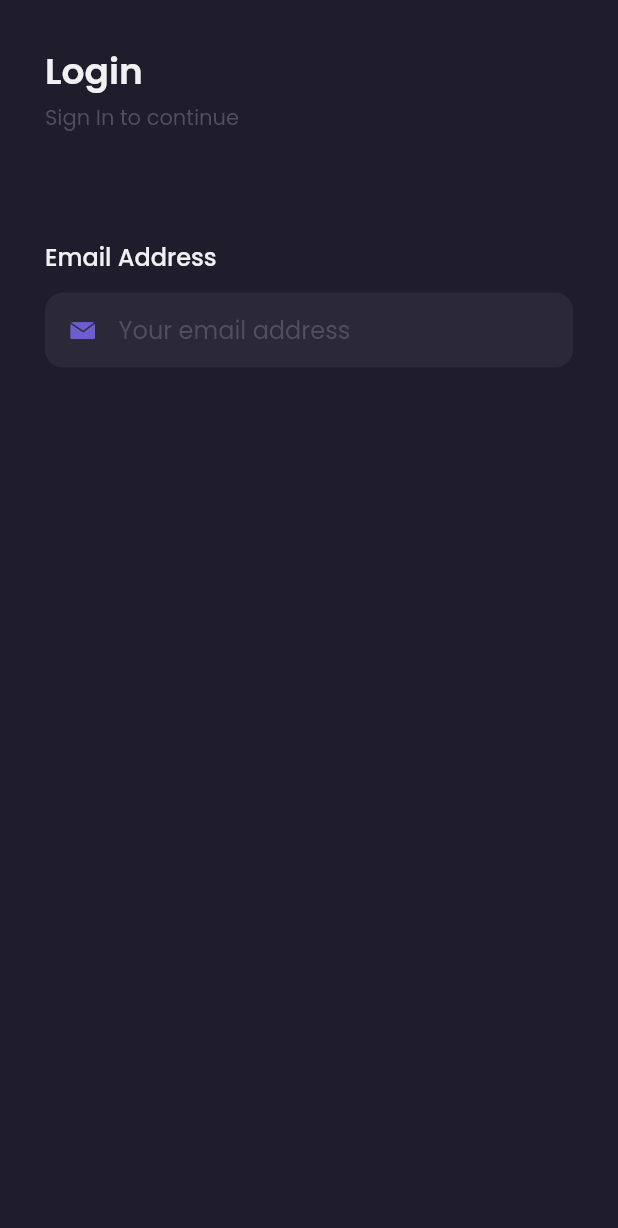
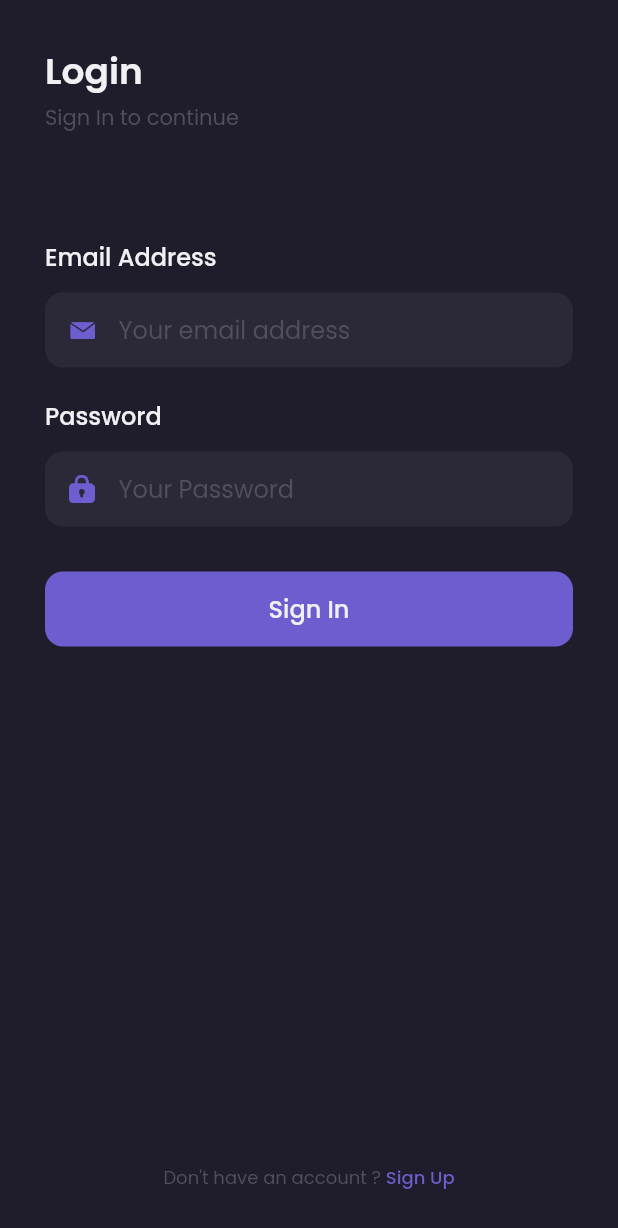
Before and after one commit to Ardiansahhh/ShamoApp, a Flutter app: the screen it shows after launch, on a phone screen of 412 x 824 dp. Shown: the top 1228 px of the screen. Run offline on Flutter 3.47's test engine with Material 2 defaults, Android fonts, the phone set to English and light mode, and no system bars; our stand-ins replace google_fonts.

Commit message:
move code widget in sign in page to folder widget

```diff
--- a/lib/pages/sign_in_page.dart
+++ b/lib/pages/sign_in_page.dart
@@ -1,91 +1,32 @@
 import 'package:flutter/material.dart';
 import 'package:shamo/theme.dart';
+import 'package:shamo/widgets/footer.dart';
+import 'package:shamo/widgets/password.dart';
+import 'package:shamo/widgets/sign_in_button.dart';
+import '../widgets/email.dart';
+import '../widgets/header.dart';
 
 class SignIn extends StatelessWidget {
   const SignIn({Key? key}) : super(key: key);
 
   @override
   Widget build(BuildContext context) {
-    Widget header() {
-      return Container(
-        margin: EdgeInsets.only(top: 30.0),
-        child: Column(
-          crossAxisAlignment: CrossAxisAlignment.start,
-          children: [
-            Text(
-              "Login",
-              style: primaryTextStyle.copyWith(
-                fontSize: 24,
-                fontWeight: semiBold,
-              ),
-            ),
-            SizedBox(height: 2),
-            Text(
-              'Sign In to continue',
-              style: subtitleTextStyle,
-            ),
-          ],
-        ),
-      );
-    }
-
-    Widget emailInput() {
-      return Container(
-        margin: EdgeInsets.only(top: 70),
-        child: Column(
-          crossAxisAlignment: CrossAxisAlignment.start,
-          children: [
-            Text(
-              "Email Address",
-              style:
-                  primaryTextStyle.copyWith(fontSize: 16, fontWeight: medium),
-            ),
-            SizedBox(height: 12),
-            Container(
-              height: 50,
-              padding: EdgeInsets.symmetric(
-                horizontal: 16,
-              ),
-              decoration: BoxDecoration(
-                color: bgColor2,
-                borderRadius: BorderRadius.circular(12),
-              ),
-              child: Center(
-                child: Row(
-
-                  children: [
-                    Image.asset(
-                      'assets/icons/icon_email.png',
-                      width: 17.0,
-                    ),
-                    SizedBox(width: 16),
-                    Expanded(
-                      child: TextFormField(
-                        style: primaryTextStyle,
-                        decoration: InputDecoration.collapsed(
-                          hintText: 'Your email address',
-                          hintStyle: subtitleTextStyle,
-                          fillColor: primaryColor
-                        ),
-                      ),
-                    ),
-                  ],
-                ),
-              ),
-            )
-          ],
-        ),
-      );
-    }
-
     return Scaffold(
+      resizeToAvoidBottomInset: false,
         backgroundColor: bgColor1,
         body: SafeArea(
           child: Container(
             margin: EdgeInsets.symmetric(horizontal: defaultMargin),
             child: Column(
               crossAxisAlignment: CrossAxisAlignment.start,
-              children: [header(), emailInput()],
+              children: [
+                header(),
+                emailInput(),
+                PasswordInput(),
+                SignInButton(),
+                Spacer(),
+                footer()
+              ],
             ),
           ),
         ));
--- a/lib/theme.dart
+++ b/lib/theme.dart
@@ -29,6 +29,10 @@ TextStyle subtitleTextStyle = GoogleFonts.poppins(
   color: subtitleColor,
 );
 
+TextStyle purpleTextStyle = GoogleFonts.poppins(
+  color: primaryColor,
+);
+
 FontWeight light    = FontWeight.w300;
 FontWeight regular  = FontWeight.w400;
 FontWeight medium   = FontWeight.w500;
--- /dev/null
+++ b/lib/widgets/email.dart
@@ -0,0 +1,51 @@
+import 'package:flutter/material.dart';
+import '../theme.dart';
+
+Widget emailInput() {
+      return Container(
+        margin: EdgeInsets.only(top: 70),
+        child: Column(
+          crossAxisAlignment: CrossAxisAlignment.start,
+          children: [
+            Text(
+              "Email Address",
+              style:
+                  primaryTextStyle.copyWith(fontSize: 16, fontWeight: medium),
+            ),
+            SizedBox(height: 12),
+            Container(
+              height: 50,
+              padding: EdgeInsets.symmetric(
+                horizontal: 16,
+              ),
+              decoration: BoxDecoration(
+                color: bgColor2,
+                borderRadius: BorderRadius.circular(12),
+              ),
+              child: Center(
+                child: Row(
+
+                  children: [
+                    Image.asset(
+                      'assets/icons/icon_email.png',
+                      width: 17.0,
+                    ),
+                    SizedBox(width: 16),
+                    Expanded(
+                      child: TextFormField(
+                        style: primaryTextStyle,
+                        decoration: InputDecoration.collapsed(
+                          hintText: 'Your email address',
+                          hintStyle: subtitleTextStyle,
+                          fillColor: primaryColor
+                        ),
+                      ),
+                    ),
+                  ],
+                ),
+              ),
+            )
+          ],
+        ),
+      );
+    }
--- /dev/null
+++ b/lib/widgets/footer.dart
@@ -0,0 +1,23 @@
+import 'package:flutter/material.dart';
+import '../theme.dart';
+
+Widget footer() {
+  return Container(
+    margin: EdgeInsets.only(bottom: 30),
+    child: Row(
+      mainAxisAlignment: MainAxisAlignment.center,
+      children: [
+        Text(
+          'Don\'t have an account ? ',
+          style: subtitleTextStyle.copyWith(
+            fontSize: 12,
+          ),
+        ),
+        Text(
+          "Sign Up",
+          style: purpleTextStyle.copyWith(fontSize: 12, fontWeight: medium),
+        ),
+      ],
+    ),
+  );
+}
--- /dev/null
+++ b/lib/widgets/header.dart
@@ -0,0 +1,25 @@
+import 'package:flutter/material.dart';
+import '../theme.dart';
+
+Widget header() {
+      return Container(
+        margin: EdgeInsets.only(top: 30.0),
+        child: Column(
+          crossAxisAlignment: CrossAxisAlignment.start,
+          children: [
+            Text(
+              "Login",
+              style: primaryTextStyle.copyWith(
+                fontSize: 24,
+                fontWeight: semiBold,
+              ),
+            ),
+            SizedBox(height: 2),
+            Text(
+              'Sign In to continue',
+              style: subtitleTextStyle,
+            ),
+          ],
+        ),
+      );
+    }
--- /dev/null
+++ b/lib/widgets/password.dart
@@ -0,0 +1,52 @@
+import 'package:flutter/material.dart';
+import '../theme.dart';
+
+Widget PasswordInput() {
+      return Container(
+        margin: EdgeInsets.only(top: 20),
+        child: Column(
+          crossAxisAlignment: CrossAxisAlignment.start,
+          children: [
+            Text(
+              "Password",
+              style:
+                  primaryTextStyle.copyWith(fontSize: 16, fontWeight: medium),
+            ),
+            SizedBox(height: 12),
+            Container(
+              height: 50,
+              padding: EdgeInsets.symmetric(
+                horizontal: 16,
+              ),
+              decoration: BoxDecoration(
+                color: bgColor2,
+                borderRadius: BorderRadius.circular(12),
+              ),
+              child: Center(
+                child: Row(
+
+                  children: [
+                    Image.asset(
+                      'assets/icons/icon_password.png',
+                      width: 17.0,
+                    ),
+                    SizedBox(width: 16),
+                    Expanded(
+                      child: TextFormField(
+                        style: primaryTextStyle,
+                        obscureText: true,
+                        decoration: InputDecoration.collapsed(
+                          hintText: 'Your Password',
+                          hintStyle: subtitleTextStyle,
+                          fillColor: primaryColor
+                        ),
+                      ),
+                    ),
+                  ],
+                ),
+              ),
+            )
+          ],
+        ),
+      );
+    }
--- /dev/null
+++ b/lib/widgets/sign_in_button.dart
@@ -0,0 +1,23 @@
+import 'package:flutter/material.dart';
+import '../theme.dart';
+
+Widget SignInButton() {
+  return Container(
+    height: 50,
+    width: double.infinity,
+    margin: EdgeInsets.only(top: 30),
+    child: TextButton(
+      style: TextButton.styleFrom(
+        backgroundColor: primaryColor,
+        shape: RoundedRectangleBorder(
+          borderRadius: BorderRadius.circular(12),
+        )
+      ),
+      onPressed: () {},
+      child: Text('Sign In',style: primaryTextStyle.copyWith(
+        fontSize: 16,
+        fontWeight: medium
+      ),),
+    ),
+  );
+}
```
